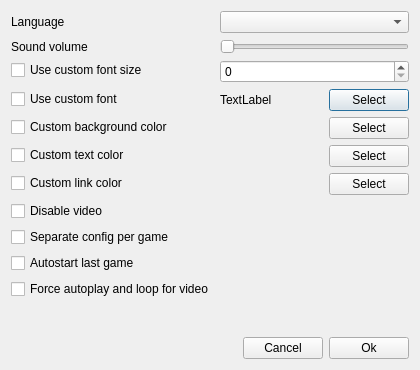
Qt form optionsdialog.ui (Sonnix1/Qqsp) before a commit.
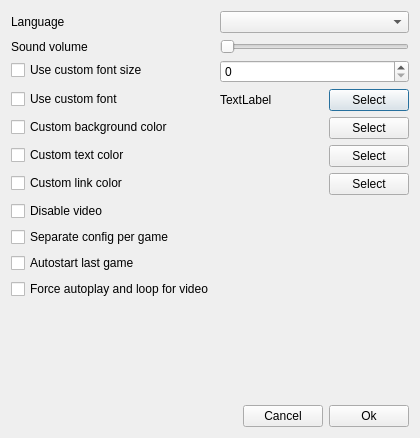
The same form after that commit.

Commit message: change settings layout

Diff of the .ui file:
```diff
--- a/optionsdialog.ui
+++ b/optionsdialog.ui
@@ -10,7 +10,7 @@
     <x>0</x>
     <y>0</y>
     <width>420</width>
-    <height>370</height>
+    <height>438</height>
    </rect>
   </property>
   <property name="windowTitle">
```
Left out of the diff: 3 changed lines with no effect on the pictures.
